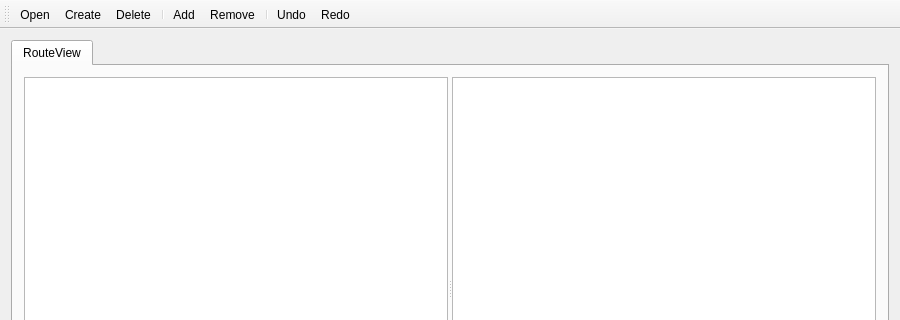
This is Sem_06/PPO/Lab_01/gui/forms/mainwindow.ui in lieroz/University as Qt 5 draws it before an edit; both pictures show x 0 to 900 and y 0 to 320 of the 900 by 600 pixel window. The edited form follows.
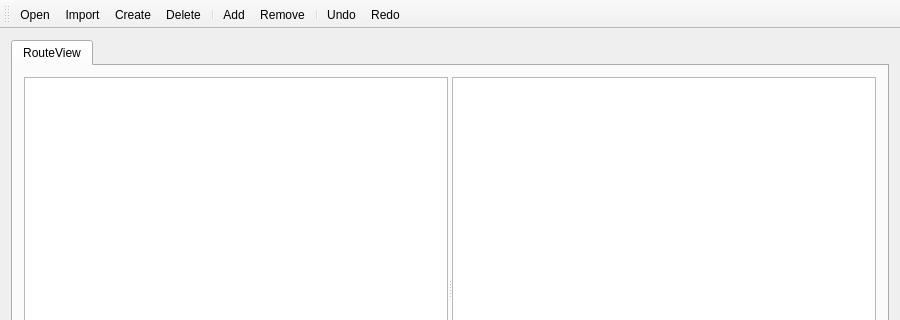
This is the edited form.

The edit to the form file:
```diff
--- a/Sem_06/PPO/Lab_01/gui/forms/mainwindow.ui
+++ b/Sem_06/PPO/Lab_01/gui/forms/mainwindow.ui
@@ -100,6 +100,7 @@
     <bool>false</bool>
    </attribute>
    <addaction name="actionOpen"/>
+   <addaction name="actionImport"/>
    <addaction name="actionCreate"/>
    <addaction name="actionDelete"/>
    <addaction name="separator"/>
@@ -186,6 +187,17 @@
     <string>Ctrl+R</string>
    </property>
   </action>
+  <action name="actionImport">
+   <property name="text">
+    <string>Import</string>
+   </property>
+   <property name="toolTip">
+    <string>Imports route from polyline</string>
+   </property>
+   <property name="shortcut">
+    <string>Ctrl+I</string>
+   </property>
+  </action>
  </widget>
  <layoutdefault spacing="6" margin="11"/>
  <resources/>
```
